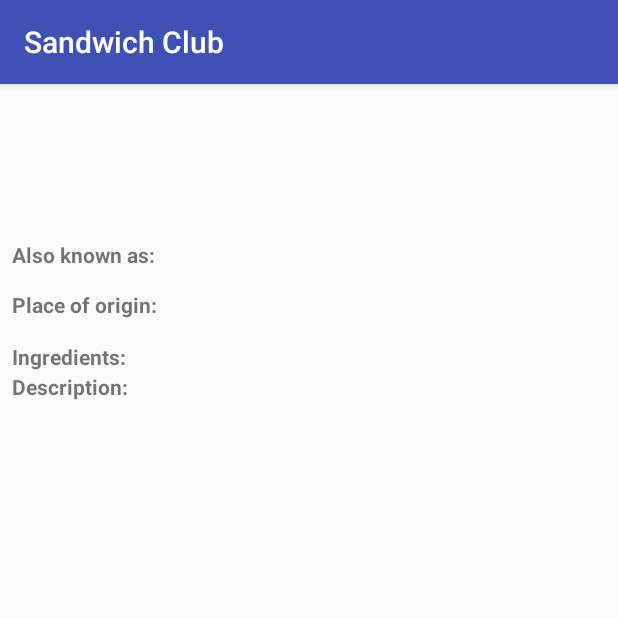
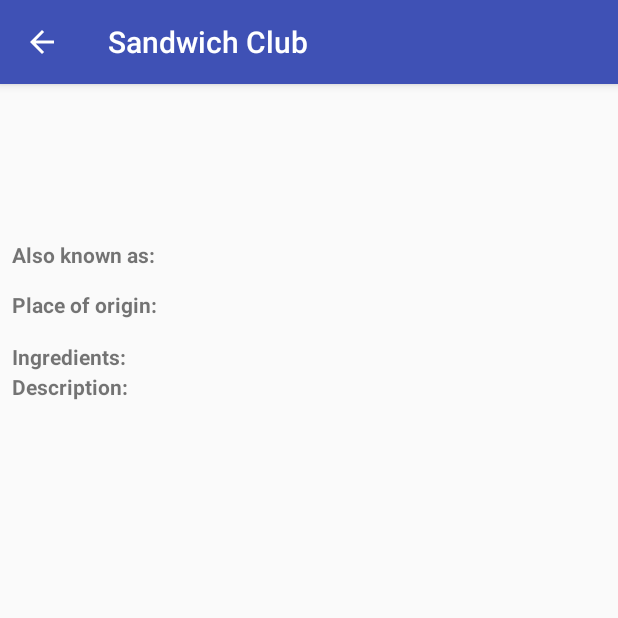
Before and after one commit to shuroye/Grow_With_Google_Nanodegree, an Android app: the DetailActivity screen opened directly, with no data from a screen before it, on a phone screen of 412 x 824 dp, the top half of it. Run offline under Robolectric (Android 15) with nearby library versions, the phone set to English and light mode, and no system bars; our stand-ins replace Picasso; 1 statement that could not run was skipped.

Commit message:
modified based on reveiwer inputs

```diff
--- a/projects/sandwich-club-starter-code/app/src/main/AndroidManifest.xml
+++ b/projects/sandwich-club-starter-code/app/src/main/AndroidManifest.xml
@@ -18,7 +18,9 @@
                 <category android:name="android.intent.category.LAUNCHER" />
             </intent-filter>
         </activity>
-        <activity android:name=".DetailActivity" />
+        <activity android:name=".DetailActivity"
+            android:parentActivityName=".MainActivity"/>
+
     </application>
 
 </manifest>
--- a/projects/sandwich-club-starter-code/app/src/main/java/com/udacity/sandwichclub/DetailActivity.java
+++ b/projects/sandwich-club-starter-code/app/src/main/java/com/udacity/sandwichclub/DetailActivity.java
@@ -22,10 +22,24 @@ public class DetailActivity extends AppCompatActivity {
 
     public static final String EXTRA_POSITION = "extra_position";
     private static final int DEFAULT_POSITION = -1;
+
+    private ImageView ingredientsIv;//image
+    private TextView aka_tv;//alsoKnowAs
+    private TextView placeOfOrigin_tv;//placeOfOrigin
+    private TextView description_tv;//description
+    private TextView ing_tv;//ingredients
+
     @Override
     protected void onCreate(Bundle savedInstanceState) {
         super.onCreate(savedInstanceState);
         setContentView(R.layout.activity_detail);
+
+        //reference respecitve text/image views
+        ingredientsIv = findViewById(R.id.image_iv);
+        aka_tv =  findViewById(R.id.also_known_tv);
+        placeOfOrigin_tv =  findViewById(R.id.origin_tv) ;
+        description_tv =  findViewById(R.id.description_tv) ;
+        ing_tv =  findViewById(R.id.ingredients_tv);
 
         Intent intent = getIntent();
         if (intent == null) {
@@ -60,10 +74,7 @@ public class DetailActivity extends AppCompatActivity {
 
     private void populateUI(Sandwich selected_sandwich)  {
 
-        //image
-        ImageView ingredientsIv;
-        ingredientsIv = findViewById(R.id.image_iv);
-
+        //load image
         Picasso.with(this)
                 .load(selected_sandwich.getImage())
                 .into(ingredientsIv);
@@ -71,22 +82,20 @@ public class DetailActivity extends AppCompatActivity {
         setTitle(selected_sandwich.getMainName());
 
         //Sandich alsoKnownAs UI element
-        TextView aka_tv =  findViewById(R.id.also_known_tv);
         List<String> aka_list = selected_sandwich.getAlsoKnownAs();
         String str_akaList = processList(aka_list);
         aka_tv.setText(str_akaList);
         aka_tv.setText(str_akaList);
 
         //Sandwish placeOfOrigin UI element
-        TextView placeOfOrigin_tv =  findViewById(R.id.origin_tv) ;
+
         placeOfOrigin_tv.setText(selected_sandwich.getPlaceOfOrigin());
 
         //Sandwich descrition UI element
-        TextView description_tv =  findViewById(R.id.description_tv) ;
         description_tv.setText(selected_sandwich.getDescription());
 
         //Sandwich ingredients UI element
-        TextView ing_tv =  findViewById(R.id.ingredients_tv);
+
         List<String> ing_list = selected_sandwich.getIngredients();
         String str_ingList = processList(ing_list);
         ing_tv.setText(str_ingList);
--- a/projects/sandwich-club-starter-code/app/src/main/java/com/udacity/sandwichclub/utils/JsonUtils.java
+++ b/projects/sandwich-club-starter-code/app/src/main/java/com/udacity/sandwichclub/utils/JsonUtils.java
@@ -12,8 +12,17 @@ import java.util.List;
 public class JsonUtils {
 
     public static Sandwich parseSandwichJson(String json) {
+        final String NAME     = "name";
+        final String IMG      = "image";
+        final String mainNAME = "mainName";
+        final String AKA      = "alsoKnownAs";
+        final String POR      = "placeOfOrigin";
+        final String DESC     = "description";
+        final String ING      = "ingredients";
+        final String UNKNOW   = "N/A";
 
         Sandwich sandwich = new Sandwich();
+
 
         if(json != null) {
             try {
@@ -21,14 +30,14 @@ public class JsonUtils {
                 JSONObject jsonObject = new JSONObject(json);
 
                 //get name:mainName
-                JSONObject name = jsonObject.getJSONObject("name");
+                JSONObject name = jsonObject.getJSONObject(NAME);
 
-                String mName = name.getString("mainName");
+                String mName = name.getString(mainNAME);
                 sandwich.setMainName(mName);
 
                 //get name:alsoKNownAs
                 List <String> aka_list = new ArrayList<>();
-                JSONArray aka_array = name.getJSONArray("alsoKnownAs");
+                JSONArray aka_array = name.getJSONArray(AKA);
 
                 //process AKA list
                 for (int i = 0; i < aka_array.length();i++){
@@ -37,20 +46,31 @@ public class JsonUtils {
                 sandwich.setAlsoKnownAs(aka_list);
 
                 //place of Origin
-                String placeOfOrigin_str = jsonObject.getString("placeOfOrigin");
-                sandwich.setPlaceOfOrigin(placeOfOrigin_str);
+                String placeOfOrigin_str = jsonObject.getString(POR);
+                if(placeOfOrigin_str.isEmpty()) {
+                    placeOfOrigin_str = UNKNOW;
+                    sandwich.setPlaceOfOrigin(placeOfOrigin_str);
+                }else {
+                    sandwich.setPlaceOfOrigin(placeOfOrigin_str);
+                }
 
                  //Description
-                String description_str = jsonObject.getString("description");
-                sandwich.setDescription(description_str);
+                String description_str = jsonObject.getString(DESC);
+                if(description_str.isEmpty()){
+                    description_str = UNKNOW;
+                    sandwich.setDescription(description_str);
+                }else {
+                    sandwich.setDescription(description_str);
+                }
+
 
                 //get image
-                String image_str = jsonObject.getString("image");
+                String image_str = jsonObject.getString(IMG);
                 sandwich.setImage(image_str);
 
                 //Ingredients
                 List <String> ing_list = new ArrayList<>();
-                JSONArray ing_array = jsonObject.getJSONArray("ingredients");
+                JSONArray ing_array = jsonObject.getJSONArray(ING);
 
                 //process ingredient list
                 for (int i = 0; i < ing_array.length();i++){
--- a/projects/sandwich-club-starter-code/app/src/main/res/layout/activity_detail.xml
+++ b/projects/sandwich-club-starter-code/app/src/main/res/layout/activity_detail.xml
@@ -1,7 +1,6 @@
 <?xml version="1.0" encoding="utf-8"?>
 
-<ScrollView
-    xmlns:android="http://schemas.android.com/apk/res/android"
+<ScrollView xmlns:android="http://schemas.android.com/apk/res/android"
     xmlns:app="http://schemas.android.com/apk/res-auto"
     xmlns:tools="http://schemas.android.com/tools"
     android:id="@+id/frameLayout"
@@ -15,16 +14,17 @@
 
         <ImageView
             android:id="@+id/image_iv"
-            android:layout_width="0dp"
-            android:layout_height="100dp"
-            android:layout_marginEnd="2dp"
-            android:layout_marginLeft="2dp"
-            android:layout_marginRight="2dp"
-            android:layout_marginStart="2dp"
-            android:layout_marginTop="2dp"
+            style="@style/textViewStyles"
+            android:layout_width="@dimen/dimens0_dp"
+            android:layout_height="@dimen/dimens100_dp"
+            android:layout_marginEnd="@dimen/dimens2_dp"
+            android:layout_marginLeft="@dimen/dimens2_dp"
+            android:layout_marginRight="@dimen/dimens2_dp"
+            android:layout_marginStart="@dimen/dimens2_dp"
+            android:layout_marginTop="@dimen/dimens2_dp"
             android:adjustViewBounds="true"
             android:contentDescription="@string/sandwich_picture_content_description"
-            android:padding="2dp"
+            android:padding="@dimen/dimens2_dp"
             android:scaleType="centerCrop"
             android:visibility="visible"
             app:layout_constraintEnd_toEndOf="parent"
@@ -34,11 +34,12 @@
 
         <TextView
             android:id="@+id/also_known_tv_label"
-            android:layout_width="100dp"
-            android:layout_height="20dp"
-            android:layout_marginLeft="8dp"
-            android:layout_marginStart="8dp"
-            android:layout_marginTop="2dp"
+            style="@style/textViewStyles"
+            android:layout_width="@dimen/dimens100_dp"
+            android:layout_height="@dimen/dimens20_dp"
+            android:layout_marginLeft="@dimen/dimens8_dp"
+            android:layout_marginStart="@dimen/dimens8_dp"
+            android:layout_marginTop="@dimen/dimens2_dp"
             android:text="@string/detail_also_known_as_label"
             android:textStyle="bold"
             app:layout_constraintStart_toStartOf="parent"
@@ -46,24 +47,20 @@
 
         <TextView
             android:id="@+id/also_known_tv"
-            android:layout_width="0dp"
-            android:layout_height="33dp"
-            android:layout_marginEnd="8dp"
-            android:layout_marginLeft="8dp"
-            android:layout_marginRight="8dp"
-            android:layout_marginStart="8dp"
-            android:layout_marginTop="1dp"
+            style="@style/textViewStyles"
             app:layout_constraintEnd_toEndOf="parent"
             app:layout_constraintStart_toEndOf="@+id/also_known_tv_label"
-            app:layout_constraintTop_toBottomOf="@+id/image_iv" />
+            app:layout_constraintTop_toBottomOf="@+id/image_iv"
+            />
 
         <TextView
             android:id="@+id/origin_tv_label"
-            android:layout_width="100dp"
-            android:layout_height="20dp"
-            android:layout_marginLeft="2dp"
-            android:layout_marginStart="8dp"
-            android:layout_marginTop=".5dp"
+            style="@style/textViewStyles"
+            android:layout_width="@dimen/dimens100_dp"
+            android:layout_height="@dimen/dimens20_dp"
+            android:layout_marginLeft="@dimen/dimens2_dp"
+            android:layout_marginStart="@dimen/dimens8_dp"
+            android:layout_marginTop="@dimen/dimens05_dp"
             android:text="@string/detail_place_of_origin_label"
             android:textStyle="bold"
             app:layout_constraintStart_toStartOf="parent"
@@ -71,24 +68,26 @@
 
         <TextView
             android:id="@+id/origin_tv"
-            android:layout_width="0dp"
-            android:layout_height="33dp"
-            android:layout_marginEnd="8dp"
-            android:layout_marginLeft="8dp"
-            android:layout_marginRight="8dp"
-            android:layout_marginStart="8dp"
-            android:layout_marginTop=".5dp"
+            style="@style/textViewStyles"
+            android:layout_width="@dimen/dimens0_dp"
+            android:layout_height="@dimen/dimens33_dp"
+            android:layout_marginEnd="@dimen/dimens8_dp"
+            android:layout_marginLeft="@dimen/dimens8_dp"
+            android:layout_marginRight="@dimen/dimens8_dp"
+            android:layout_marginStart="@dimen/dimens8_dp"
+            android:layout_marginTop="@dimen/dimens05_dp"
             app:layout_constraintEnd_toEndOf="parent"
             app:layout_constraintStart_toEndOf="@+id/origin_tv_label"
             app:layout_constraintTop_toBottomOf="@+id/also_known_tv" />
 
         <TextView
             android:id="@+id/ingredients_tv_label"
-            android:layout_width="100dp"
-            android:layout_height="20dp"
-            android:layout_marginLeft="8dp"
-            android:layout_marginStart="8dp"
-            android:layout_marginTop="1dp"
+            style="@style/textViewStyles"
+            android:layout_width="@dimen/dimens100_dp"
+            android:layout_height="@dimen/dimens20_dp"
+            android:layout_marginLeft="@dimen/dimens8_dp"
+            android:layout_marginStart="@dimen/dimens8_dp"
+            android:layout_marginTop="@dimen/dimens1_dp"
             android:text="@string/detail_ingredients_label"
             android:textStyle="bold"
             app:layout_constraintStart_toStartOf="parent"
@@ -96,24 +95,26 @@
 
         <TextView
             android:id="@+id/ingredients_tv"
-            android:layout_width="0dp"
+            style="@style/textViewStyles"
+            android:layout_width="@dimen/dimens0_dp"
             android:layout_height="wrap_content"
-            android:layout_marginEnd="8dp"
-            android:layout_marginLeft="8dp"
-            android:layout_marginRight="8dp"
-            android:layout_marginStart="8dp"
-            android:layout_marginTop="1dp"
+            android:layout_marginEnd="@dimen/dimens8_dp"
+            android:layout_marginLeft="@dimen/dimens8_dp"
+            android:layout_marginRight="@dimen/dimens8_dp"
+            android:layout_marginStart="@dimen/dimens8_dp"
+            android:layout_marginTop="@dimen/dimens1_dp"
             app:layout_constraintEnd_toEndOf="parent"
             app:layout_constraintStart_toEndOf="@+id/ingredients_tv_label"
             app:layout_constraintTop_toBottomOf="@+id/origin_tv" />
 
         <TextView
             android:id="@+id/description_tv_label"
-            android:layout_width="100dp"
-            android:layout_height="20dp"
-            android:layout_marginLeft="8dp"
-            android:layout_marginStart="8dp"
-            android:layout_marginTop=".1dp"
+            style="@style/textViewStyles"
+            android:layout_width="@dimen/dimens100_dp"
+            android:layout_height="@dimen/dimens20_dp"
+            android:layout_marginLeft="@dimen/dimens8_dp"
+            android:layout_marginStart="@dimen/dimens8_dp"
+            android:layout_marginTop="@dimen/dimens01_dp"
             android:text="@string/detail_description_label"
             android:textStyle="bold"
             app:layout_constraintStart_toStartOf="parent"
@@ -121,13 +122,14 @@
 
         <TextView
             android:id="@+id/description_tv"
-            android:layout_width="0dp"
+            style="@style/textViewStyles"
+            android:layout_width="@dimen/dimens0_dp"
             android:layout_height="wrap_content"
-            android:layout_marginEnd="0dp"
-            android:layout_marginLeft="4dp"
-            android:layout_marginRight="0dp"
-            android:layout_marginStart="8dp"
-            android:layout_marginTop=".1dp"
+            android:layout_marginEnd="@dimen/dimens0_dp"
+            android:layout_marginLeft="@dimen/dimens4_dp"
+            android:layout_marginRight="@dimen/dimens0_dp"
+            android:layout_marginStart="@dimen/dimens8_dp"
+            android:layout_marginTop="@dimen/dimens01_dp"
             app:layout_constraintEnd_toEndOf="parent"
             app:layout_constraintStart_toStartOf="parent"
             app:layout_constraintTop_toBottomOf="@+id/description_tv_label" />
--- a/projects/sandwich-club-starter-code/app/src/main/res/values/dimens.xml
+++ b/projects/sandwich-club-starter-code/app/src/main/res/values/dimens.xml
@@ -2,4 +2,14 @@
 <resources>
     <dimen name="activity_horizontal_margin">16dp</dimen>
     <dimen name="activity_vertical_margin">16dp</dimen>
+    <dimen name="dimens8_dp">8dp</dimen>
+    <dimen name="dimens0_dp">0dp</dimen>
+    <dimen name="dimens100_dp">100dp</dimen>
+    <dimen name="dimens2_dp">2dp</dimen>
+    <dimen name="dimens20_dp">20dp</dimen>
+    <dimen name="dimens33_dp">33dp</dimen>
+    <dimen name="dimens1_dp">1dp</dimen>
+    <dimen name="dimens05_dp">.5dp</dimen>
+    <dimen name="dimens01_dp">.1dp</dimen>
+    <dimen name="dimens4_dp">4dp</dimen>
 </resources>
--- a/projects/sandwich-club-starter-code/app/src/main/res/values/styles.xml
+++ b/projects/sandwich-club-starter-code/app/src/main/res/values/styles.xml
@@ -8,4 +8,15 @@
         <item name="colorAccent">@color/colorAccent</item>
     </style>
 
+    <style name="textViewStyles">
+        <item name="android:textStyle">bold</item>
+        <item name="android:layout_width">@dimen/dimens0_dp</item>
+        <item name="android:layout_height">@dimen/dimens33_dp</item>
+        <item name="android:layout_marginEnd">@dimen/dimens8_dp</item>
+        <item name="android:layout_marginLeft">@dimen/dimens8_dp</item>
+        <item name="android:layout_marginRight">@dimen/dimens8_dp</item>
+        <item name="android:layout_marginStart">@dimen/dimens8_dp</item>
+        <item name="android:layout_marginTop">@dimen/dimens1_dp</item>
+    </style>
+
 </resources>
```
Also changed, not shown: 1 other file.
